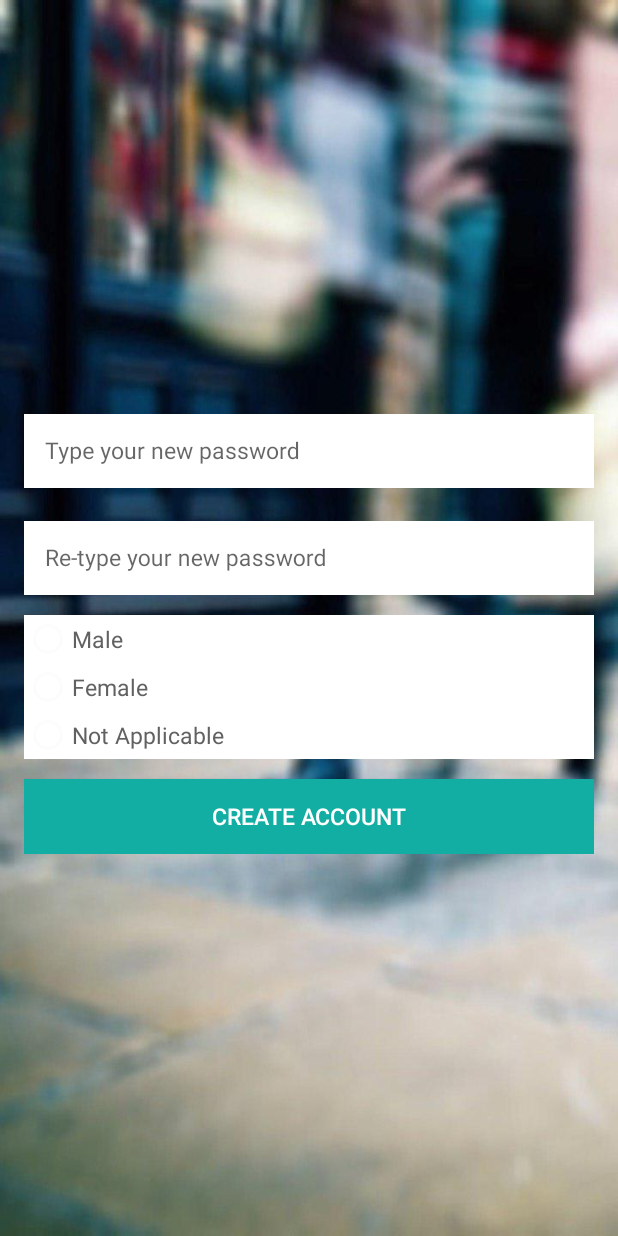
After one commit to Nowtify/Nowtify, an Android app: the layout activity_add_details.xml on its own in the app's theme, with its tools: preview values and no code run, on a phone screen of 412 x 824 dp. The commit adds this screen. Run offline under Robolectric (Android 15) with nearby library versions, the phone set to English and light mode, and no system bars.

Commit message:
Logging in will now go to AddDetails Activity

```diff
--- a/app/build.gradle
+++ b/app/build.gradle
@@ -46,4 +46,5 @@ dependencies {
     /* For Google Play Services */
     compile 'com.google.android.gms:play-services-safetynet:8.3.0'
     compile 'com.google.android.gms:play-services-auth:8.3.0'
+    compile 'com.google.android.gms:play-services-appindexing:8.3.0'
 }
--- a/app/src/main/java/com/udacity/firebase/nowtify/ui/login/CreateAccountActivity.java
+++ b/app/src/main/java/com/udacity/firebase/nowtify/ui/login/CreateAccountActivity.java
@@ -36,7 +36,7 @@ public class CreateAccountActivity extends BaseActivity {
     private ProgressDialog mAuthProgressDialog;
     private Firebase mFirebaseRef;
     private EditText mEditTextEmailCreate, mEditTextPasswordCreate;
-    private String mUserName, mUserEmail, mPassword;
+    private String mUserEmail, mPassword;
     private SecureRandom mRandom = new SecureRandom();
 
 
--- a/app/src/main/java/com/udacity/firebase/nowtify/ui/NowActivity.java
+++ b/app/src/main/java/com/udacity/firebase/nowtify/ui/login/NowActivity.java
@@ -1,4 +1,4 @@
-package com.udacity.firebase.nowtify.ui;
+package com.udacity.firebase.nowtify.ui.login;
 
 import android.os.Bundle;
 import android.support.design.widget.FloatingActionButton;
@@ -13,6 +13,7 @@ import com.firebase.client.FirebaseError;
 import com.firebase.client.ValueEventListener;
 import com.udacity.firebase.nowtify.R;
 import com.udacity.firebase.nowtify.model.User;
+import com.udacity.firebase.nowtify.ui.BaseActivity;
 import com.udacity.firebase.nowtify.utils.Constants;
 
 public class NowActivity extends BaseActivity {
--- /dev/null
+++ b/app/src/main/res/layout/activity_add_details.xml
@@ -0,0 +1,171 @@
+<RelativeLayout xmlns:android="http://schemas.android.com/apk/res/android"
+    xmlns:app="http://schemas.android.com/apk/res-auto"
+    xmlns:tools="http://schemas.android.com/tools"
+    android:layout_width="match_parent"
+    android:layout_height="match_parent"
+    android:fillViewport="true"
+    android:background = "@drawable/shopping"
+    tools:context="com.udacity.firebase.nowtify.ui.login.AddDetailsActivityActivity">
+
+    <LinearLayout
+        android:id="@+id/linear_layout_add_details_activity"
+        android:layout_width="match_parent"
+        android:layout_height="wrap_content"
+        android:gravity="center"
+        android:layout_centerHorizontal="true"
+        android:layout_centerVertical="true"
+        android:orientation="vertical"
+        android:paddingBottom="@dimen/activity_vertical_margin"
+        android:paddingLeft="@dimen/activity_horizontal_margin"
+        android:paddingRight="@dimen/activity_horizontal_margin"
+        android:paddingTop="@dimen/activity_vertical_margin">
+
+
+        <LinearLayout
+            android:layout_width="0px"
+            android:layout_height="0px"
+            android:focusable="true"
+            android:focusableInTouchMode="true" />
+
+        <android.support.design.widget.TextInputLayout
+            android:id="@+id/til_username_create"
+            android:layout_width="match_parent"
+            android:layout_height="wrap_content"
+            android:layout_marginBottom="@dimen/lists_title_bottom_margin"
+            app:hintTextAppearance="@style/HintText">
+
+    <!--        <EditText
+                android:id="@+id/edit_text_username_create"
+                android:layout_width="match_parent"
+                android:layout_height="wrap_content"
+                android:background="@android:color/white"
+                android:hint="@string/hint_enter_username"
+                android:inputType="textCapWords"
+                android:padding="@dimen/edit_text_padding"
+                android:textColor="@color/black"
+                android:textColorHint="@color/dark_grey"
+                android:textSize="@dimen/login_buttons_text_size" />-->
+        </android.support.design.widget.TextInputLayout>
+
+        <android.support.design.widget.TextInputLayout
+            android:id="@+id/til_new_password_create_1"
+            android:layout_width="match_parent"
+            android:layout_height="wrap_content"
+            app:hintTextAppearance="@style/HintText"
+            android:layout_marginBottom="@dimen/lists_title_bottom_margin">
+
+            <EditText
+                android:id="@+id/hint_enter_new_password_1"
+                android:layout_width="match_parent"
+                android:layout_height="wrap_content"
+                android:background="@android:color/white"
+                android:hint="@string/hint_enter_new_password_1"
+                android:inputType="textPassword"
+                android:padding="@dimen/edit_text_padding"
+                android:textColor="@color/black"
+                android:textColorHint="@color/dark_grey"
+                android:textSize="@dimen/login_buttons_text_size" />
+        </android.support.design.widget.TextInputLayout>
+
+        <android.support.design.widget.TextInputLayout
+            android:id="@+id/til_new_password_create_2"
+            android:layout_width="match_parent"
+            android:layout_height="wrap_content"
+            app:hintTextAppearance="@style/HintText"
+            android:layout_marginBottom="@dimen/lists_title_bottom_margin">
+
+            <EditText
+                android:id="@+id/hint_enter_new_password_2"
+                android:layout_width="match_parent"
+                android:layout_height="wrap_content"
+                android:background="@android:color/white"
+                android:hint="@string/hint_enter_new_password_2"
+                android:inputType="textPassword"
+                android:padding="@dimen/edit_text_padding"
+                android:textColor="@color/black"
+                android:textColorHint="@color/dark_grey"
+                android:textSize="@dimen/login_buttons_text_size" />
+        </android.support.design.widget.TextInputLayout>
+
+
+        <android.support.design.widget.TextInputLayout
+            android:id="@+id/til_password_create"
+            android:layout_width="match_parent"
+            android:layout_height="wrap_content"
+            app:hintTextAppearance="@style/HintText">
+
+<!--            <EditText
+                android:id="@+id/edit_text_password_create"
+                android:layout_width="match_parent"
+                android:layout_height="wrap_content"
+                android:background="@android:color/white"
+                android:hint="@string/hint_enter_password"
+                android:inputType="textPassword"
+                android:padding="@dimen/edit_text_padding"
+                android:textColor="@color/black"
+                android:textColorHint="@color/dark_grey"
+                android:textSize="@dimen/login_buttons_text_size" />-->
+        </android.support.design.widget.TextInputLayout>
+<LinearLayout
+    android:layout_width="match_parent"
+    android:layout_height="wrap_content"
+    android:orientation="vertical"
+    android:layout_marginBottom="@dimen/lists_title_bottom_margin">
+
+    <RadioButton
+        android:id="@+id/radio_male_button"
+        android:textSize="@dimen/login_buttons_text_size"
+        android:text="Male"
+        android:layout_width="match_parent"
+        android:layout_height="wrap_content"
+        android:hint="@string/hint_add_meal"
+        android:imeOptions="actionDone|flagNoExtractUi"
+        android:inputType="textCapWords"
+        android:textColor="@color/black"
+        android:textColorHint="@color/dark_grey"
+        android:background="@android:color/white"/>
+
+    <RadioButton
+        android:id="@+id/radio_female_button"
+        android:textSize="@dimen/login_buttons_text_size"
+        android:text="Female"
+        android:layout_width="match_parent"
+        android:layout_height="wrap_content"
+        android:hint="@string/hint_add_meal"
+        android:imeOptions="actionDone|flagNoExtractUi"
+        android:inputType="textCapWords"
+        android:textColor="@color/black"
+        android:textColorHint="@color/dark_grey"
+        android:layout_below="@+id/radio_male_button"
+        android:background="@android:color/white"/>
+
+    <RadioButton
+        android:id="@+id/radio_not_applicable_gender"
+        android:textSize="@dimen/login_buttons_text_size"
+        android:text="Not Applicable"
+        android:layout_width="match_parent"
+        android:layout_height="wrap_content"
+        android:hint="@string/hint_add_meal"
+        android:imeOptions="actionDone|flagNoExtractUi"
+        android:inputType="textCapWords"
+        android:textColor="@color/black"
+        android:textColorHint="@color/dark_grey"
+        android:layout_below="@+id/radio_female_button"
+        android:background="@android:color/white" />
+
+
+    </LinearLayout>
+
+
+        <Button
+            android:id="@+id/btn_add_details"
+            android:layout_width="match_parent"
+            android:layout_height="@dimen/input_field_height"
+            android:background="@color/green"
+            android:onClick="onAddDetailsPressed"
+            android:text="@string/title_activity_create_account"
+            android:textColor="@android:color/white"
+            android:textSize="@dimen/login_buttons_text_size" />
+
+    </LinearLayout>
+</RelativeLayout>
--- a/app/src/main/res/layout/activity_now.xml
+++ b/app/src/main/res/layout/activity_now.xml
@@ -5,7 +5,7 @@
     android:layout_width="match_parent"
     android:layout_height="match_parent"
     android:fitsSystemWindows="true"
-    tools:context="com.udacity.firebase.nowtify.ui.NowActivity">
+    tools:context=".ui.login.NowActivity">
 
     <android.support.design.widget.AppBarLayout
         android:layout_width="match_parent"
--- a/app/src/main/res/menu/menu_now.xml
+++ b/app/src/main/res/menu/menu_now.xml
@@ -1,7 +1,7 @@
 <menu xmlns:android="http://schemas.android.com/apk/res/android"
     xmlns:app="http://schemas.android.com/apk/res-auto"
     xmlns:tools="http://schemas.android.com/tools"
-    tools:context="com.udacity.firebase.nowtify.ui.NowActivity">
+    tools:context=".ui.login.NowActivity">
     <item
         android:id="@+id/action_settings"
         android:orderInCategory="100"
--- a/app/src/main/res/values/colors.xml
+++ b/app/src/main/res/values/colors.xml
@@ -2,20 +2,14 @@
 <resources>
     <color name="grey">#EDEEEF</color>
     <color name="dark_green">#388E3C</color>
-
     <color name="dark_grey">#AEAEAE</color>
-
     <color name="accent">#DF4A32</color>
-
     <color name="primary">#83CF1C</color>
     <color name="primary_dark">#5AB831</color>
     <color name="primary_light">#DCEDC8</color>
-
     <color name="light_black">#747474</color>
     <color name="black">#616161</color>
     <color name="google">#C6412C</color>
     <color name="holo_blue_light">#000000</color>
-    <color name="green">#12aea3</color>
-
-
+    <color name="green">#12AEA3</color>
 </resources>
--- a/app/src/main/res/values/strings.xml
+++ b/app/src/main/res/values/strings.xml
@@ -4,7 +4,7 @@
     == Base Strings For the App ==
 
      -->
-    <string name="app_name">ShoppingList++</string>
+    <string name="app_name">Nowtify</string>
     <string name="pager_title_shopping_lists">Shopping Lists</string>
     <string name="pager_title_meals">Meals</string>
     <string name="remove_item_option">Remove Item</string>
@@ -116,8 +116,9 @@
       -->
     <!-- Activity Titles  -->
     <string name="title_activity_create_account">Create Account</string>
+    <string name="title_add_details">Add Details</string>
 
-    <!-- Login and Create Account Screen  -->
+    <!-- Login, Create Account and Add Details Screen  -->
     <string name="text_dont_have_account">Don\'t have an account?</string>
     <string name="text_already_have_account">Already have an account?</string>
     <string name="button_create_account">Sign Up</string>
@@ -129,6 +130,12 @@
     <string name="hint_enter_username">Enter your name</string>
     <string name="hint_enter_password">Enter password</string>
     <string name="image_view_logo_image">Logo Image</string>
+    <string name="hint_enter_new_password_1">Type your new password</string>
+    <string name="hint_enter_new_password_2">Re-type your new password</string>
+    <string name="hint_insert_occupation">Occupation</string>
+    <string name="hint_insert_birthday">Date of birth</string>
+
+
 
 
     <!-- Instructions and Loading Text -->
```
Also changed, not shown: app/src/main/AndroidManifest.xml (+17 -2 lines), app/src/main/java/com/udacity/firebase/nowtify/ui/login/AddDetailsActivity.java (added, +122 -0 lines), app/src/main/java/com/udacity/firebase/nowtify/ui/login/LoginActivity.java (+17 -6 lines), app/src/main/res/layout/dialog_choose_gender.xml (added, +47 -0 lines).
